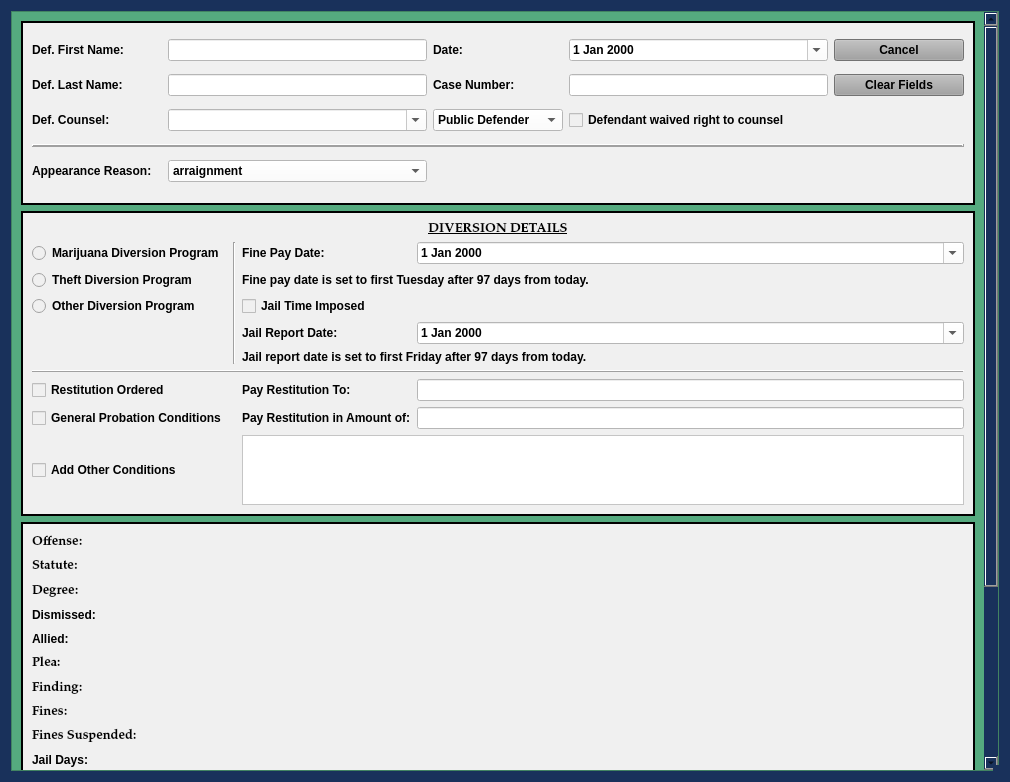
HunterProgram22/MuniEntry, file munientry/views/ui/DiversionPleaDialog.ui: the form before one commit.
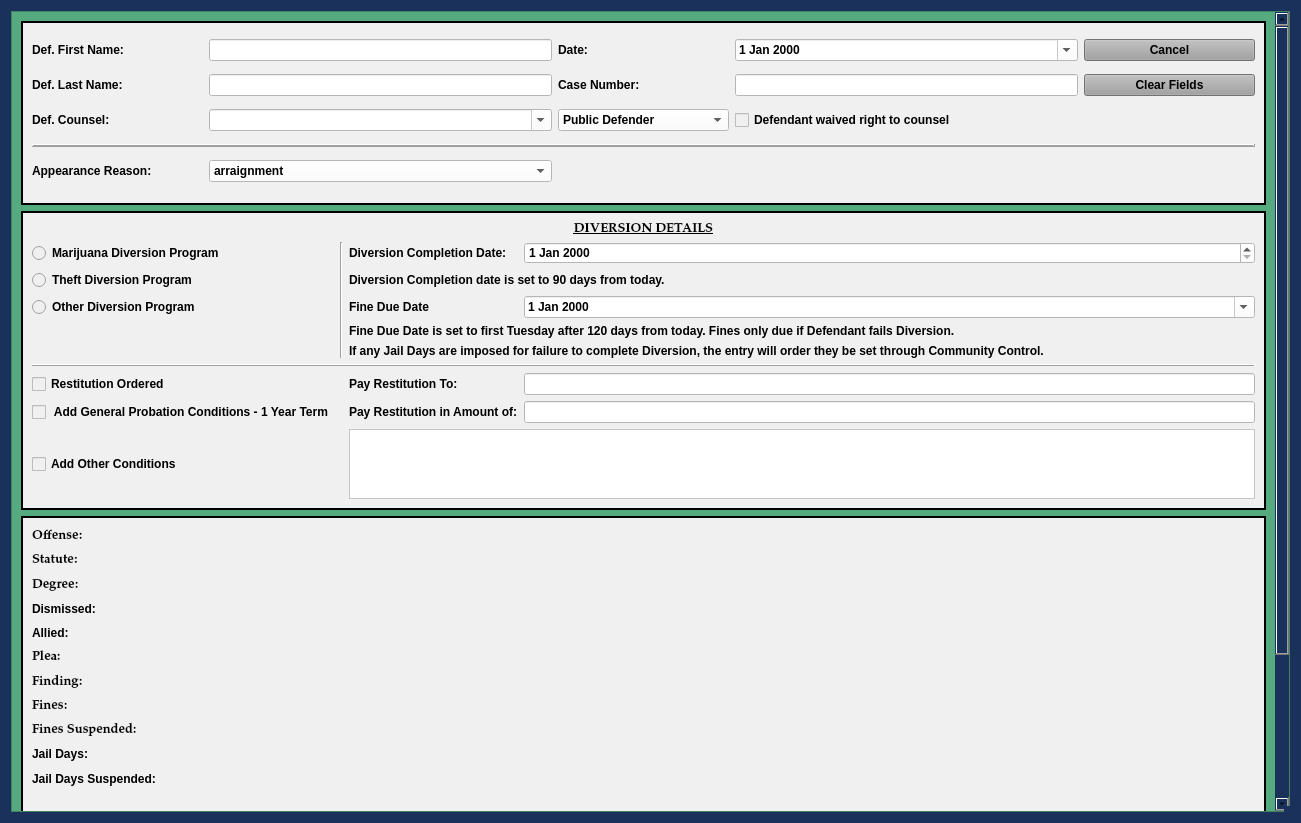
The form after the commit. Custom widgets are drawn as their Qt base class.

Commit message: Diversion changes completed.

Diff of the .ui file:
```diff
--- a/munientry/views/ui/DiversionPleaDialog.ui
+++ b/munientry/views/ui/DiversionPleaDialog.ui
@@ -9,8 +9,8 @@
    <rect>
     <x>0</x>
     <y>0</y>
-    <width>1010</width>
-    <height>782</height>
+    <width>1301</width>
+    <height>823</height>
    </rect>
   </property>
   <property name="sizePolicy">
@@ -161,9 +161,9 @@
       <property name="geometry">
        <rect>
         <x>0</x>
-        <y>0</y>
-        <width>973</width>
-        <height>1075</height>
+        <y>-25</y>
+        <width>1264</width>
+        <height>1071</height>
        </rect>
       </property>
       <layout class="QGridLayout" name="gridLayout_2" rowstretch="2,1,4,1">
@@ -184,42 +184,35 @@
          <property name="lineWidth">
           <number>2</number>
          </property>
-         <layout class="QGridLayout" name="gridLayout_8" rowstretch="1,1,1,1,1,0,0,0,0,0,0">
-          <item row="1" column="3">
-           <widget class="NoScrollDateEdit" name="diversion_fine_pay_date">
-            <property name="styleSheet">
-             <string notr="true">color: rgb(0, 0, 0);
-background-color: rgb(255, 255, 255);</string>
-            </property>
-            <property name="calendarPopup">
-             <bool>true</bool>
-            </property>
-           </widget>
-          </item>
-          <item row="2" column="0">
-           <widget class="QRadioButton" name="theft_diversion_radio_btn">
-            <property name="text">
-             <string>Theft Diversion Program</string>
-            </property>
-            <attribute name="buttonGroup">
-             <string notr="true">buttonGroup</string>
-            </attribute>
-           </widget>
-          </item>
-          <item row="5" column="2" colspan="2">
-           <widget class="QLabel" name="jail_report_date_note_label">
-            <property name="text">
-             <string>Jail report date is set to first Friday after 97 days from today.</string>
-            </property>
-           </widget>
-          </item>
-          <item row="10" column="2" colspan="2">
-           <widget class="QTextEdit" name="other_conditions_text">
+         <layout class="QGridLayout" name="gridLayout_8" rowstretch="1,0,0,0,0,0,0,0,0,0,0">
+          <item row="9" column="3">
+           <widget class="QLineEdit" name="pay_restitution_amount_line">
             <property name="styleSheet">
              <string notr="true">background-color: rgb(255, 255, 255);</string>
             </property>
            </widget>
           </item>
+          <item row="8" column="2">
+           <widget class="QLabel" name="pay_restitution_to_label">
+            <property name="text">
+             <string>Pay Restitution To:</string>
+            </property>
+           </widget>
+          </item>
+          <item row="9" column="2">
+           <widget class="QLabel" name="pay_restitution_amount_label">
+            <property name="text">
+             <string>Pay Restitution in Amount of:</string>
+            </property>
+           </widget>
+          </item>
+          <item row="9" column="0">
+           <widget class="QCheckBox" name="probation_check_box">
+            <property name="text">
+             <string> Add General Probation Conditions - 1 Year Term</string>
+            </property>
+           </widget>
+          </item>
           <item row="10" column="0">
            <widget class="QCheckBox" name="other_conditions_check_box">
             <property name="text">
@@ -227,6 +220,13 @@
             </property>
            </widget>
           </item>
+          <item row="10" column="2" colspan="2">
+           <widget class="QTextEdit" name="other_conditions_text">
+            <property name="styleSheet">
+             <string notr="true">background-color: rgb(255, 255, 255);</string>
+            </property>
+           </widget>
+          </item>
           <item row="1" column="1" rowspan="5">
            <widget class="Line" name="line_7">
             <property name="orientation">
@@ -234,16 +234,6 @@
             </property>
            </widget>
           </item>
-          <item row="3" column="0">
-           <widget class="QRadioButton" name="other_diversion_radio_btn">
-            <property name="text">
-             <string>Other Diversion Program</string>
-            </property>
-            <attribute name="buttonGroup">
-             <string notr="true">buttonGroup</string>
-            </attribute>
-           </widget>
-          </item>
           <item row="0" column="0" colspan="4">
            <widget class="QLabel" name="label_9">
             <property name="font">
@@ -264,38 +254,6 @@
             </property>
            </widget>
           </item>
-          <item row="1" column="2">
-           <widget class="QLabel" name="label_23">
-            <property name="text">
-             <string>Fine Pay Date:</string>
-            </property>
-           </widget>
-          </item>
-          <item row="4" column="3">
-           <widget class="NoScrollDateEdit" name="diversion_jail_report_date">
-            <property name="styleSheet">
-             <string notr="true">color: rgb(0, 0, 0);
-background-color: rgb(255, 255, 255);</string>
-            </property>
-            <property name="calendarPopup">
-             <bool>true</bool>
-            </property>
-           </widget>
-          </item>
-          <item row="4" column="2">
-           <widget class="QLabel" name="diversion_jail_report_date_label">
-            <property name="text">
-             <string>Jail Report Date:</string>
-            </property>
-           </widget>
-          </item>
-          <item row="8" column="0">
-           <widget class="QCheckBox" name="pay_restitution_check_box">
-            <property name="text">
-             <string>Restitution Ordered</string>
-            </property>
-           </widget>
-          </item>
           <item row="1" column="0">
            <widget class="QRadioButton" name="marijuana_diversion_radio_btn">
             <property name="text">
@@ -306,10 +264,24 @@
             </attribute>
            </widget>
           </item>
+          <item row="8" column="0">
+           <widget class="QCheckBox" name="pay_restitution_check_box">
+            <property name="text">
+             <string>Restitution Ordered</string>
+            </property>
+           </widget>
+          </item>
+          <item row="8" column="3">
+           <widget class="QLineEdit" name="pay_restitution_to_line">
+            <property name="styleSheet">
+             <string notr="true">background-color: rgb(255, 255, 255);</string>
+            </property>
+           </widget>
+          </item>
           <item row="2" column="2" colspan="2">
            <widget class="QLabel" name="label_6">
             <property name="text">
-             <string>Fine pay date is set to first Tuesday after 97 days from today.</string>
+             <string>Diversion Completion date is set to 90 days from today.</string>
             </property>
            </widget>
           </item>
@@ -323,45 +295,67 @@
             </property>
            </widget>
           </item>
+          <item row="2" column="0">
+           <widget class="QRadioButton" name="theft_diversion_radio_btn">
+            <property name="text">
+             <string>Theft Diversion Program</string>
+            </property>
+            <attribute name="buttonGroup">
+             <string notr="true">buttonGroup</string>
+            </attribute>
+           </widget>
+          </item>
           <item row="3" column="2">
-           <widget class="QCheckBox" name="diversion_jail_imposed_check_box">
+           <widget class="QLabel" name="label_23">
             <property name="text">
-             <string>Jail Time Imposed</string>
+             <string>Fine Due Date</string>
             </property>
            </widget>
           </item>
-          <item row="8" column="3">
-           <widget class="QLineEdit" name="pay_restitution_to_line">
+          <item row="1" column="2">
+           <widget class="QLabel" name="label_11">
+            <property name="text">
+             <string>Diversion Completion Date:</string>
+            </property>
+           </widget>
+          </item>
+          <item row="3" column="3">
+           <widget class="NoScrollDateEdit" name="diversion_fine_pay_date">
             <property name="styleSheet">
-             <string notr="true">background-color: rgb(255, 255, 255);</string>
+             <string notr="true">color: rgb(0, 0, 0);
+background-color: rgb(255, 255, 255);</string>
             </property>
+            <property name="calendarPopup">
+             <bool>true</bool>
+            </property>
            </widget>
           </item>
-          <item row="9" column="3">
-           <widget class="QLineEdit" name="pay_restitution_amount_line">
+          <item row="1" column="3">
+           <widget class="NoScrollDateEdit" name="diversion_completion_date">
             <property name="styleSheet">
-             <string notr="true">background-color: rgb(255, 255, 255);</string>
+             <string notr="true">color: rgb(0, 0, 0);
+background-color: rgb(255, 255, 255);</string>
             </property>
            </widget>
           </item>
-          <item row="8" column="2">
-           <widget class="QLabel" name="pay_restitution_to_label">
+          <item row="4" column="2" colspan="2">
+           <widget class="QLabel" name="label_13">
             <property name="text">
-             <string>Pay Restitution To:</string>
+             <string>Fine Due Date is set to first Tuesday after 120 days from today. Fines only due if Defendant fails Diversion.</string>
             </property>
            </widget>
           </item>
-          <item row="9" column="2">
-           <widget class="QLabel" name="pay_restitution_amount_label">
+          <item row="3" column="0">
+           <widget class="QRadioButton" name="other_diversion_radio_btn">
             <property name="text">
-             <string>Pay Restitution in Amount of:</string>
+             <string>Other Diversion Program</string>
             </property>
            </widget>
           </item>
-          <item row="9" column="0">
-           <widget class="QCheckBox" name="probation_check_box">
+          <item row="5" column="2" colspan="2">
+           <widget class="QLabel" name="label_15">
             <property name="text">
-             <string>General Probation Conditions</string>
+             <string>If any Jail Days are imposed for failure to complete Diversion, the entry will order they be set through Community Control.</string>
             </property>
            </widget>
           </item>
```
Left out of the diff: 3 changed lines with no effect on the pictures. The commit also changes 5 other files.
